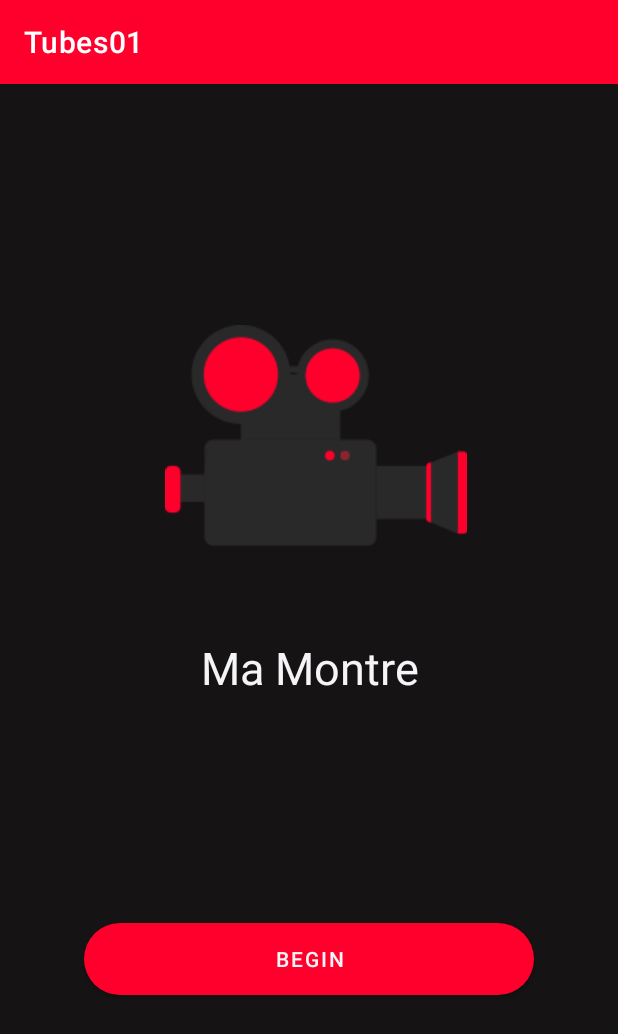
After one commit to premanandaSetyo/Tubes01, an Android app: the fragment HomeFragment shown on its own in the app's theme, on a phone screen of 412 x 824 dp. The commit adds this screen. Shown: the top 1034 px of the screen. Run offline under Robolectric (Android 15) with nearby library versions, the phone set to English and light mode, and no system bars.

Commit message:
Home Fragment

```diff
--- a/app/build.gradle
+++ b/app/build.gradle
@@ -36,6 +36,7 @@
     implementation 'androidx.appcompat:appcompat:1.3.1'
     implementation 'com.google.android.material:material:1.4.0'
     implementation 'androidx.constraintlayout:constraintlayout:2.1.1'
+    implementation 'androidx.legacy:legacy-support-v4:1.0.0'
     testImplementation 'junit:junit:4.+'
     androidTestImplementation 'androidx.test.ext:junit:1.1.3'
     androidTestImplementation 'androidx.test.espresso:espresso-core:3.4.0'
--- /dev/null
+++ b/app/src/main/java/com/example/tubes01/HomeFragment.java
@@ -0,0 +1,64 @@
+package com.example.tubes01;
+
+import android.os.Bundle;
+
+import androidx.fragment.app.Fragment;
+
+import android.view.LayoutInflater;
+import android.view.View;
+import android.view.ViewGroup;
+
+/**
+ * A simple {@link Fragment} subclass.
+ * Use the {@link HomeFragment#newInstance} factory method to
+ * create an instance of this fragment.
+ */
+public class HomeFragment extends Fragment {
+
+    // TODO: Rename parameter arguments, choose names that match
+    // the fragment initialization parameters, e.g. ARG_ITEM_NUMBER
+    private static final String ARG_PARAM1 = "param1";
+    private static final String ARG_PARAM2 = "param2";
+
+    // TODO: Rename and change types of parameters
+    private String mParam1;
+    private String mParam2;
+
+    public HomeFragment() {
+        // Required empty public constructor
+    }
+
+    /**
+     * Use this factory method to create a new instance of
+     * this fragment using the provided parameters.
+     *
+     * @param param1 Parameter 1.
+     * @param param2 Parameter 2.
+     * @return A new instance of fragment HomeFragment.
+     */
+    // TODO: Rename and change types and number of parameters
+    public static HomeFragment newInstance(String param1, String param2) {
+        HomeFragment fragment = new HomeFragment();
+        Bundle args = new Bundle();
+        args.putString(ARG_PARAM1, param1);
+        args.putString(ARG_PARAM2, param2);
+        fragment.setArguments(args);
+        return fragment;
+    }
+
+    @Override
+    public void onCreate(Bundle savedInstanceState) {
+        super.onCreate(savedInstanceState);
+        if (getArguments() != null) {
+            mParam1 = getArguments().getString(ARG_PARAM1);
+            mParam2 = getArguments().getString(ARG_PARAM2);
+        }
+    }
+
+    @Override
+    public View onCreateView(LayoutInflater inflater, ViewGroup container,
+                             Bundle savedInstanceState) {
+        // Inflate the layout for this fragment
+        return inflater.inflate(R.layout.fragment_home, container, false);
+    }
+}
--- a/app/src/main/java/com/example/tubes01/MainActivity.java
+++ b/app/src/main/java/com/example/tubes01/MainActivity.java
@@ -10,6 +10,6 @@
     protected void onCreate(Bundle savedInstanceState) {
         super.onCreate(savedInstanceState);
         setContentView(R.layout.activity_main);
-//        bindingggggggggg
+//        binding
     }
 }
--- /dev/null
+++ b/app/src/main/res/drawable/rounded_button.xml
@@ -0,0 +1,6 @@
+<?xml version="1.0" encoding="utf-8"?>
+
+<shape xmlns:android="http://schemas.android.com/apk/res/android">
+        <corners android:radius="250dp"/>
+        <solid android:color="@color/primary"/>
+</shape>
--- /dev/null
+++ b/app/src/main/res/layout/fragment_home.xml
@@ -0,0 +1,47 @@
+<?xml version="1.0" encoding="utf-8"?>
+<FrameLayout xmlns:android="http://schemas.android.com/apk/res/android"
+    xmlns:tools="http://schemas.android.com/tools"
+    android:layout_width="match_parent"
+    android:layout_height="match_parent"
+    tools:context=".HomeFragment">
+
+    <!-- TODO: Update blank fragment layout -->
+    <RelativeLayout
+        android:layout_width="match_parent"
+        android:layout_height="match_parent"
+        android:background="@color/theme"
+        android:gravity="center">
+
+        <ImageView
+            android:layout_width="wrap_content"
+            android:layout_height="wrap_content"
+            android:layout_marginLeft="110dp"
+            android:id="@+id/logo"
+            android:foregroundGravity="center"
+            android:src="@drawable/logoResize" />
+
+        <TextView
+            android:layout_below="@id/logo"
+            android:layout_width="match_parent"
+            android:layout_height="wrap_content"
+            android:text="Ma Montre"
+            android:textSize="30dp"
+            android:textAlignment="center"
+            android:layout_marginTop="60dp"
+            android:textColor="@color/white"
+            android:id="@+id/tv_appName"/>
+
+        <Button
+            android:layout_width="300dp"
+            android:layout_height="wrap_content"
+            android:layout_below="@id/tv_appName"
+            android:layout_marginTop="150dp"
+            android:id="@+id/btn_begin"
+            android:layout_centerInParent="true"
+            android:text="Begin"
+            android:background="@drawable/rounded_button"
+            />
+
+    </RelativeLayout>
+
+</FrameLayout>
--- a/app/src/main/res/values/colors.xml
+++ b/app/src/main/res/values/colors.xml
@@ -6,5 +6,7 @@
     <color name="teal_200">#FF03DAC5</color>
     <color name="teal_700">#FF018786</color>
     <color name="black">#FF000000</color>
-    <color name="white">#FFFFFFFF</color>
+    <color name="white">#F5F4F6</color>
+    <color name="primary">#FF002D</color>
+    <color name="theme">#161315</color>
 </resources>
--- a/app/src/main/res/values/strings.xml
+++ b/app/src/main/res/values/strings.xml
@@ -1,3 +1,5 @@
 <resources>
     <string name="app_name">Tubes01</string>
+    <!-- TODO: Remove or change this placeholder text -->
+    <string name="hello_blank_fragment">Hello blank fragment</string>
 </resources>
--- a/app/src/main/res/values/themes.xml
+++ b/app/src/main/res/values/themes.xml
@@ -2,7 +2,7 @@
     <!-- Base application theme. -->
     <style name="Theme.Tubes01" parent="Theme.MaterialComponents.DayNight.DarkActionBar">
         <!-- Primary brand color. -->
-        <item name="colorPrimary">@color/purple_500</item>
+        <item name="colorPrimary">@color/primary</item>
         <item name="colorPrimaryVariant">@color/purple_700</item>
         <item name="colorOnPrimary">@color/white</item>
         <!-- Secondary brand color. -->
```
Also changed, not shown: app/src/main/res/drawable/logoResize.png (added).
